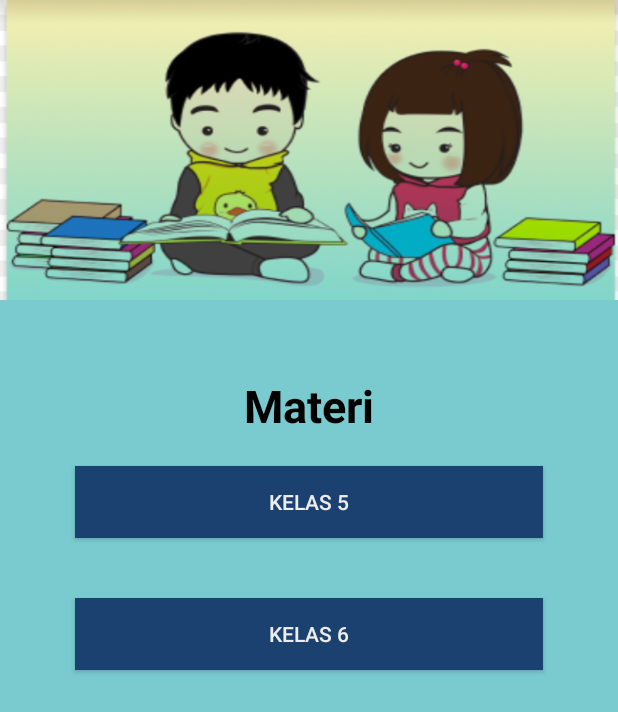
After one commit to jolabti/biolearning, an Android app: the MateriActivity screen opened directly, with no data from a screen before it, on a phone screen of 412 x 824 dp. The commit adds this screen. Shown: the top 712 px of the screen. Run offline under Robolectric (Android 15) with nearby library versions, the phone set to English and light mode, and no system bars.

Commit message:
layouting + Intent halaman navigasi utama

```diff
--- /dev/null
+++ b/app/src/main/java/com/corry/biolearning/MateriActivity.java
@@ -0,0 +1,14 @@
+package com.corry.biolearning;
+
+import android.os.Bundle;
+
+import androidx.appcompat.app.AppCompatActivity;
+
+public class MateriActivity extends AppCompatActivity {
+
+    @Override
+    protected void onCreate(Bundle savedInstanceState) {
+        super.onCreate(savedInstanceState);
+        setContentView(R.layout.materi_nav);
+    }
+}
--- /dev/null
+++ b/app/src/main/res/layout/materi_nav.xml
@@ -0,0 +1,57 @@
+<?xml version="1.0" encoding="utf-8"?>
+<LinearLayout xmlns:android="http://schemas.android.com/apk/res/android"
+    android:layout_width="match_parent"
+    android:layout_height="match_parent"
+    android:layout_gravity="center"
+    android:background="@color/colorMainBackground"
+    android:gravity="center_horizontal"
+    android:orientation="vertical">
+
+    <androidx.appcompat.widget.AppCompatImageView
+        android:layout_width="match_parent"
+        android:layout_height="200dp"
+        android:scaleType="fitXY"
+        android:src="@drawable/icon_materi"
+        android:layout_marginBottom="30dp"
+        />
+
+
+    <androidx.appcompat.widget.AppCompatTextView
+        android:layout_marginTop="20dp"
+        android:layout_width="wrap_content"
+        android:layout_height="wrap_content"
+        android:text="Materi"
+        android:textColor="@color/colorTextBlack"
+        android:textSize="30sp"
+        android:textStyle="bold"
+        android:layout_marginBottom="20dp"
+       />
+
+    <androidx.appcompat.widget.AppCompatButton
+        android:layout_width="match_parent"
+        android:layout_height="wrap_content"
+        android:background="@color/colorPrimaryButton"
+        android:padding="5dp"
+        android:layout_marginLeft="50dp"
+        android:layout_marginRight="50dp"
+        android:layout_marginBottom="40dp"
+        android:text="Kelas 5"
+        android:textColor="@color/colorEditTextBackground"
+
+        />
+
+    <androidx.appcompat.widget.AppCompatButton
+        android:layout_width="match_parent"
+        android:layout_height="wrap_content"
+        android:background="@color/colorPrimaryButton"
+        android:padding="5dp"
+        android:layout_marginLeft="50dp"
+        android:layout_marginRight="50dp"
+        android:text="Kelas 6"
+        android:textColor="@color/colorEditTextBackground"
+
+        />
+
+
+
+</LinearLayout>
--- a/app/src/main/res/values/colors.xml
+++ b/app/src/main/res/values/colors.xml
@@ -1,6 +1,7 @@
 <?xml version="1.0" encoding="utf-8"?>
 <resources>
     <color name="colorPrimary">#008577</color>
+    <color name="colorWhite">#FFFFFF</color>
     <color name="colorPrimaryDark">#00574B</color>
     <color name="colorAccent">#D81B60</color>
     <color name="colorMainBackground">#79CBCF</color>
```
Also changed, not shown: app/src/main/AndroidManifest.xml (+10 -3 lines), app/src/main/java/com/corry/biolearning/NavigasiUtamaActivity.java (added, +66 -0 lines), app/src/main/res/layout/content_materi.xml (added, +40 -0 lines), app/src/main/res/layout/layout_5.xml (added, +90 -0 lines), app/src/main/res/layout/layout_6.xml (added, +90 -0 lines), app/src/main/res/layout/main_nav.xml (added, +115 -0 lines), app/src/main/res/layout/quiz_nav.xml (added, +56 -0 lines), app/src/main/res/drawable/icon_books.png (added), app/src/main/res/drawable/icon_forum.png (added), app/src/main/res/drawable/icon_main_nav.png (added), app/src/main/res/drawable/icon_materi.png (added), app/src/main/res/drawable/icon_quiz.png (added), app/src/main/res/drawable/icon_test_biologi.png (added).
